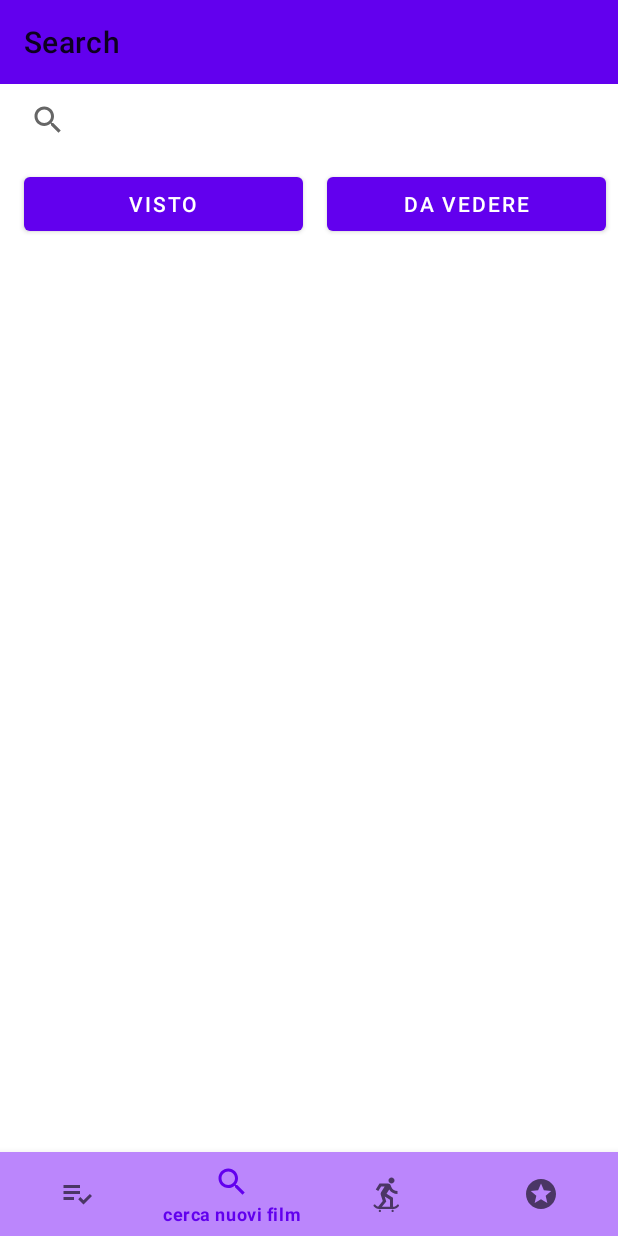
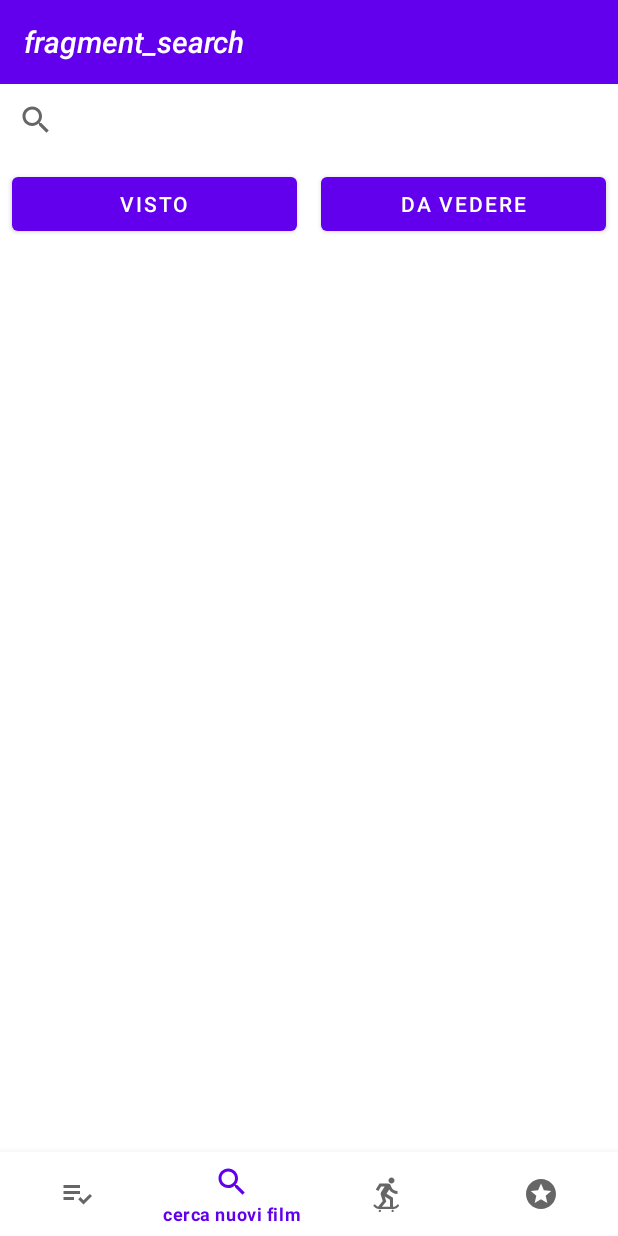
Before and after one commit to Bessy99/PopTheMovieProject, an Android app: the SearchFragment screen opened through its navigation route, on a phone screen of 412 x 824 dp. Run offline under Robolectric (Android 15) with nearby library versions, the phone set to English and light mode, and no system bars; our stand-ins replace Picasso, navigation-ui; pictures from the network do not load.

Commit message:
Sincronizzata toolbar con titoli dei fragment

```diff
--- a/app/src/main/java/com/bessy/popthemovie/ListeUtenteFragment.java
+++ b/app/src/main/java/com/bessy/popthemovie/ListeUtenteFragment.java
@@ -61,8 +61,7 @@ public class ListeUtenteFragment extends Fragment {
     public void onViewCreated(@NonNull View view, @Nullable Bundle savedInstanceState) {
         super.onViewCreated(view, savedInstanceState);
 
-       //getActivity().getActionBar().setTitle("titolo");
-        ((AppCompatActivity) getActivity()).getSupportActionBar().setTitle("Liste utente");
+       // ((AppCompatActivity) getActivity()).getSupportActionBar().setTitle("Liste utente");
 
         viewModel = new ViewModelProvider(requireActivity()).get(MainActivityViewModel.class);
         LinearLayoutManager layoutManagerDaVedere = new LinearLayoutManager(getActivity(),LinearLayoutManager.HORIZONTAL, false);
--- a/app/src/main/java/com/bessy/popthemovie/MainActivity.java
+++ b/app/src/main/java/com/bessy/popthemovie/MainActivity.java
@@ -5,6 +5,7 @@ import androidx.lifecycle.MutableLiveData;
 import androidx.lifecycle.ViewModelProvider;
 import androidx.navigation.NavController;
 import androidx.navigation.Navigation;
+import androidx.navigation.ui.AppBarConfiguration;
 import androidx.navigation.ui.NavigationUI;
 
 import android.os.Bundle;
@@ -31,11 +32,17 @@ public class MainActivity extends AppCompatActivity {
         View view = binding.getRoot();
         setContentView(view);
 
+        //toolbar
+        setSupportActionBar(binding.toolbar);
+
+        AppBarConfiguration appBarConfiguration = new AppBarConfiguration.Builder(
+                R.id.navigationlisteUtente, R.id.navigationSearch, R.id.navigationSimilar, R.id.navigationOutOfTheBox).build();
+
+
         //Bottom navigation
         NavController navController = Navigation.findNavController(this,R.id.nav_host_fragment);
-        NavigationUI.setupWithNavController(binding.bottomNavigationView, navController);
-
-        setSupportActionBar(binding.toolbar);
+        NavigationUI.setupActionBarWithNavController(this, navController, appBarConfiguration);
+        NavigationUI.setupWithNavController(binding.navView, navController);
 
         mainActivityViewModel = new ViewModelProvider(this).get(MainActivityViewModel.class);
 
--- a/app/src/main/java/com/bessy/popthemovie/OutOfTheBoxMovieFragment.java
+++ b/app/src/main/java/com/bessy/popthemovie/OutOfTheBoxMovieFragment.java
@@ -64,7 +64,7 @@ public class OutOfTheBoxMovieFragment extends Fragment {
     public void onViewCreated(@NonNull View view, @Nullable Bundle savedInstanceState) {
         super.onViewCreated(view, savedInstanceState);
 
-        ((AppCompatActivity) getActivity()).getSupportActionBar().setTitle("Out of the box!");
+        //((AppCompatActivity) getActivity()).getSupportActionBar().setTitle("Out of the box!");
         viewModel = new ViewModelProvider(requireActivity()).get(MainActivityViewModel.class);
         viewModel.getClassificaFilm();
         Observer<List<Movie>> observerClassificaFilm = new Observer<List<Movie>>() {
--- a/app/src/main/java/com/bessy/popthemovie/SearchFragment.java
+++ b/app/src/main/java/com/bessy/popthemovie/SearchFragment.java
@@ -47,7 +47,7 @@ public class SearchFragment extends Fragment {
     public void onViewCreated(@NonNull View view, @Nullable Bundle savedInstanceState) {
         super.onViewCreated(view, savedInstanceState);
 
-        ((AppCompatActivity) getActivity()).getSupportActionBar().setTitle("Search");
+        //((AppCompatActivity) getActivity()).getSupportActionBar().setTitle("Search");
         viewModel = new ViewModelProvider(requireActivity()).get(MainActivityViewModel.class);
 
         SearchView searchView = binding.searchView;
--- a/app/src/main/java/com/bessy/popthemovie/SimilarMovieFragment.java
+++ b/app/src/main/java/com/bessy/popthemovie/SimilarMovieFragment.java
@@ -60,7 +60,7 @@ public class SimilarMovieFragment extends Fragment {
     public void onViewCreated(@NonNull View view, @Nullable Bundle savedInstanceState) {
         super.onViewCreated(view, savedInstanceState);
 
-        ((AppCompatActivity) getActivity()).getSupportActionBar().setTitle("Affinità");
+        //((AppCompatActivity) getActivity()).getSupportActionBar().setTitle("Affinità");
         position = 0;
         viewModel = new ViewModelProvider(requireActivity()).get(MainActivityViewModel.class);
 
--- a/app/src/main/res/layout/activity_main.xml
+++ b/app/src/main/res/layout/activity_main.xml
@@ -1,3 +1,4 @@
+<?xml version="1.0" encoding="utf-8"?>
 <RelativeLayout xmlns:android="http://schemas.android.com/apk/res/android"
     xmlns:app="http://schemas.android.com/apk/res-auto"
     android:id="@+id/container"
@@ -7,21 +8,11 @@
 
     <androidx.appcompat.widget.Toolbar
         android:id="@+id/toolbar"
+        style="@style/ToolbarStyle"
         android:layout_width="match_parent"
         android:layout_height="?attr/actionBarSize"
         android:background="?attr/colorPrimary"
-        app:title="prova"
-        />
-
-    <com.google.android.material.bottomnavigation.BottomNavigationView
-        android:id="@+id/bottomNavigationView"
-        android:layout_width="match_parent"
-        android:layout_height="wrap_content"
-        app:itemBackground="@color/purple_200"
-
-        android:layout_alignParentBottom="true"
-        app:menu="@menu/bottom_navigation_menu">
-    </com.google.android.material.bottomnavigation.BottomNavigationView>
+         />
 
     <fragment
         android:id="@+id/nav_host_fragment"
@@ -29,12 +20,17 @@
         android:layout_width="match_parent"
         android:layout_height="match_parent"
         android:layout_marginTop="?attr/actionBarSize"
+        android:layout_marginBottom="?attr/actionBarSize"
         app:defaultNavHost="true"
+        app:navGraph="@navigation/nav_graph" />
 
-        app:layout_constraintLeft_toLeftOf="parent"
-        app:layout_constraintRight_toRightOf="parent"
-        app:layout_constraintTop_toTopOf="parent"
-        app:navGraph="@navigation/nav_graph"
-        android:layout_marginLeft="8dp"
-        android:layout_marginBottom="?actionBarSize"/>
+    <com.google.android.material.bottomnavigation.BottomNavigationView
+        android:id="@+id/nav_view"
+        android:layout_width="match_parent"
+        android:layout_height="wrap_content"
+
+        android:background="?android:attr/windowBackground"
+        android:layout_alignParentBottom="true"
+        app:menu="@menu/bottom_navigation_menu" />
+
 </RelativeLayout>
--- a/app/src/main/res/menu/bottom_navigation_menu.xml
+++ b/app/src/main/res/menu/bottom_navigation_menu.xml
@@ -1,25 +1,21 @@
 <?xml version="1.0" encoding="utf-8"?>
 <menu xmlns:android="http://schemas.android.com/apk/res/android">
     <item
-        android:id="@+id/listeUtenteFragment"
-        android:enabled="true"
+        android:id="@+id/navigationlisteUtente"
         android:icon="@drawable/ic_baseline_playlist_add_check_24"
         android:title="le mie liste"/>
     <item
-        android:id="@+id/searchFragment"
-        android:enabled="true"
+        android:id="@+id/navigationSearch"
         android:icon="@drawable/ic_baseline_search_24"
         android:title="cerca nuovi film"/>
 
     <item
-        android:id="@+id/similarMovieFragment"
-        android:enabled="true"
+        android:id="@+id/navigationSimilar"
         android:icon="@drawable/ic_baseline_skateboarding_24"
         android:title="cerca film simili"/>
 
     <item
-        android:id="@+id/outOfTheBoxMovieFragment"
-        android:enabled="true"
+        android:id="@+id/navigationOutOfTheBox"
         android:icon="@drawable/ic_baseline_stars_24"
         android:title="cerca film out of the box"/>
 </menu>
--- a/app/src/main/res/navigation/nav_graph.xml
+++ b/app/src/main/res/navigation/nav_graph.xml
@@ -3,34 +3,34 @@
     xmlns:app="http://schemas.android.com/apk/res-auto"
     xmlns:tools="http://schemas.android.com/tools"
     android:id="@+id/nav_graph"
-    app:startDestination="@id/listeUtenteFragment">
+    app:startDestination="@id/navigationlisteUtente">
 
     <fragment
-        android:id="@+id/listeUtenteFragment"
+        android:id="@+id/navigationlisteUtente"
         android:name="com.bessy.popthemovie.ListeUtenteFragment"
-        android:label="fragment_liste_utente"
+        android:label="liste utente"
         tools:layout="@layout/fragment_liste_utente" >
         <action
             android:id="@+id/action_listeUtenteFragment_to_dettaglioMovieFragment"
-            app:destination="@id/dettaglioMovieFragment" />
+            app:destination="@id/navigationDettaglio" />
     </fragment>
     <fragment
-        android:id="@+id/searchFragment"
+        android:id="@+id/navigationSearch"
         android:name="com.bessy.popthemovie.SearchFragment"
         android:label="fragment_search"
         tools:layout="@layout/fragment_search" />
     <fragment
-        android:id="@+id/similarMovieFragment"
+        android:id="@+id/navigationSimilar"
         android:name="com.bessy.popthemovie.SimilarMovieFragment"
-        android:label="fragment_similar_movie"
+        android:label="affinità"
         tools:layout="@layout/fragment_similar_movie" />
     <fragment
-        android:id="@+id/outOfTheBoxMovieFragment"
+        android:id="@+id/navigationOutOfTheBox"
         android:name="com.bessy.popthemovie.OutOfTheBoxMovieFragment"
         android:label="fragment_out_of_the_box_movie"
         tools:layout="@layout/fragment_out_of_the_box_movie" />
     <fragment
-        android:id="@+id/dettaglioMovieFragment"
+        android:id="@+id/navigationDettaglio"
         android:name="com.bessy.popthemovie.DettaglioMovieFragment"
         android:label="fragment_dettaglio_movie"
         tools:layout="@layout/fragment_dettaglio_movie" />
--- a/app/src/main/res/values/themes.xml
+++ b/app/src/main/res/values/themes.xml
@@ -1,6 +1,6 @@
 <resources xmlns:tools="http://schemas.android.com/tools">
     <!-- Base application theme. -->
-    <style name="Theme.PopTheMovie" parent="Theme.MaterialComponents.DayNight.NoActionBar">
+    <style name="Theme.PopTheMovie" parent="Theme.MaterialComponents.DayNight.DarkActionBar">
         <!-- Primary brand color. -->
         <item name="colorPrimary">@color/purple_500</item>
         <item name="colorPrimaryVariant">@color/purple_700</item>
@@ -12,5 +12,25 @@
         <!-- Status bar color. -->
         <item name="android:statusBarColor" tools:targetApi="l">?attr/colorPrimaryVariant</item>
         <!-- Customize your theme here. -->
+        <item name="windowActionBar">false</item>
+        <item name="windowNoTitle">true</item>
+    </style>
+
+    <style name="ToolbarStyle">
+        <item name="popupTheme">@style/ThemeOverlay.AppCompat.Light</item>
+        <item name="android:background">?colorPrimary</item>
+        <item name="android:theme">@style/ToolbarTheme</item>
+        <item name="titleTextAppearance">@style/ToolbarTitleTextAppearance</item>
+    </style>
+
+    <style name="ToolbarTheme">
+        <!-- Color used for the title of the Toolbar -->
+        <item name="android:textColorPrimary">@android:color/white</item>
+        <!-- Used to color back button and three dots -->
+        <item name="android:textColorSecondary">@android:color/white</item>
+    </style>
+
+    <style name="ToolbarTitleTextAppearance" parent="TextAppearance.Widget.AppCompat.Toolbar.Title">
+        <item name="android:textStyle">italic</item>
     </style>
 </resources>
```
